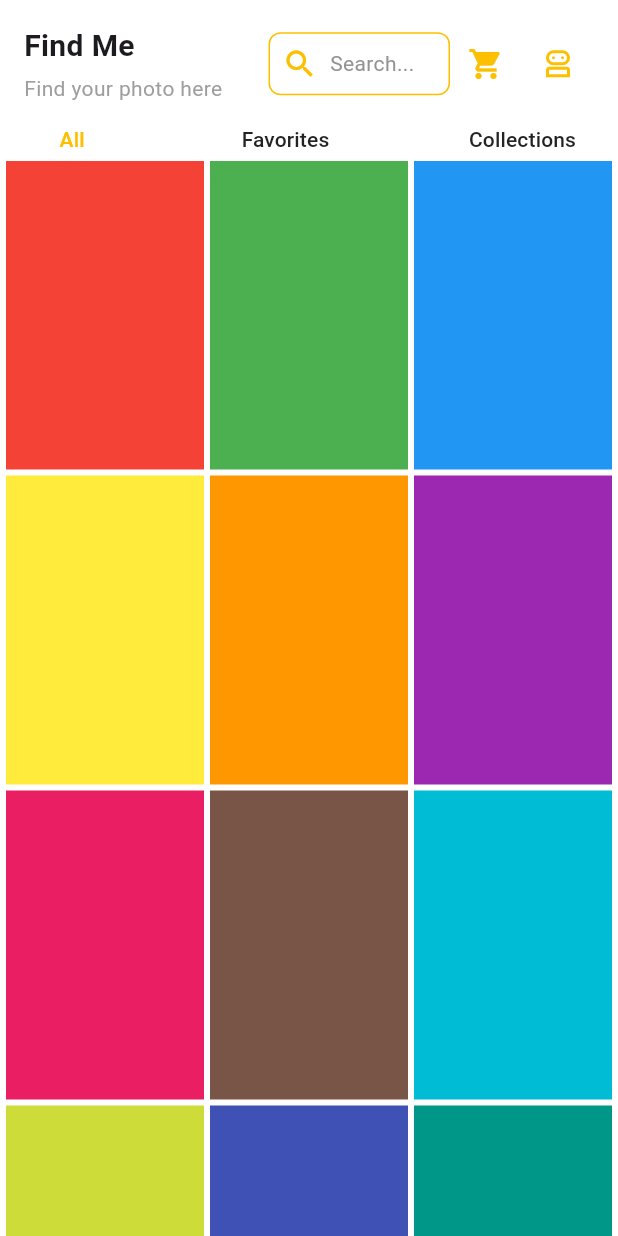
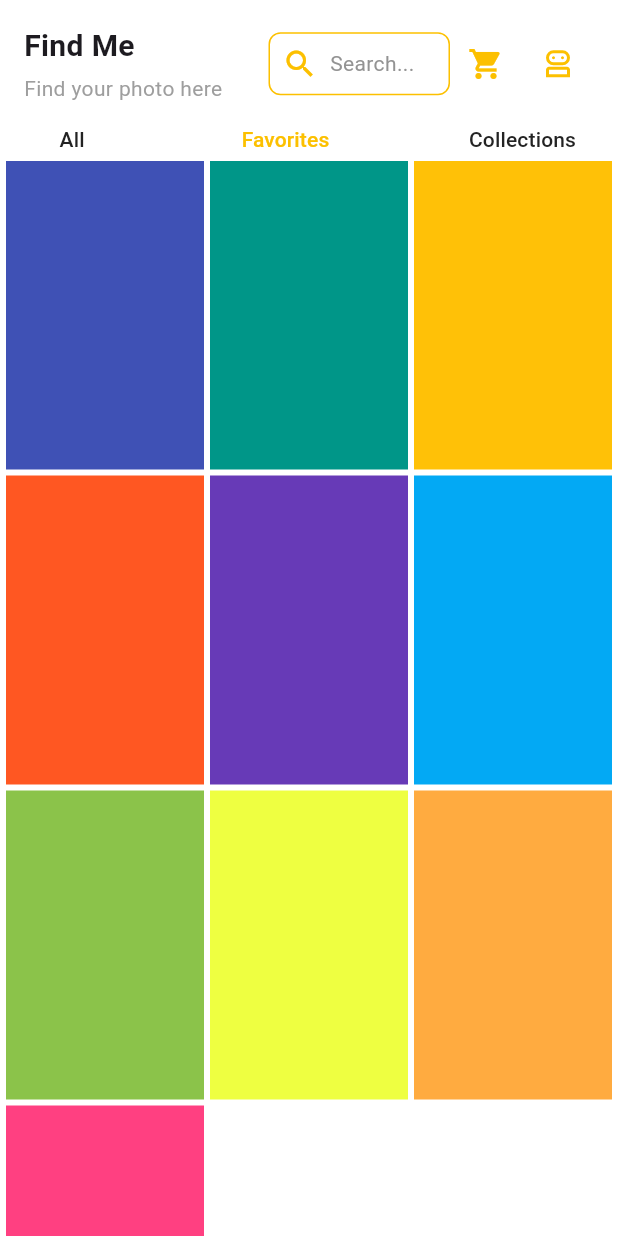
Before and after one commit to rezjaq/dis_app, a Flutter app: the FindMeScreen screen opened directly, after a tap on "Favorites", on a phone screen of 412 x 824 dp. Run offline on Flutter 3.47's test engine with Material 3 defaults, Android fonts, the light colour scheme and no system bars; our stand-ins replace camera, flutter_secure_storage, flutter_svg, get, get_storage, logger; accounts and stored records are empty.

Commit message:
feat: change parameter

```diff
--- a/lib/features/findme/screens/findme_screen.dart
+++ b/lib/features/findme/screens/findme_screen.dart
@@ -3,8 +3,21 @@ import 'package:dis_app/utils/constants/sizes.dart';
 import 'package:flutter/material.dart';
 import 'package:flutter_svg/svg.dart';
 
-class FindMeScreen extends StatelessWidget {
+class FindMeScreen extends StatefulWidget {
   const FindMeScreen({Key? key}) : super(key: key);
+
+  @override
+  _FindMeScreenState createState() => _FindMeScreenState();
+}
+
+class _FindMeScreenState extends State<FindMeScreen> {
+  int _selectedIndex = 0;
+
+  void _onButtonPressed(int index) {
+    setState(() {
+      _selectedIndex = index;
+    });
+  }
 
   @override
   Widget build(BuildContext context) {
@@ -17,6 +30,16 @@ class FindMeScreen extends StatelessWidget {
       Colors.purpleAccent, Colors.redAccent, Colors.tealAccent, Colors.yellowAccent, Colors.blueAccent,
       Colors.greenAccent, Colors.indigoAccent, Colors.cyanAccent, Colors.amberAccent, Colors.brown[300]!,
       Colors.grey, Colors.blueGrey, Colors.black,
+    ];
+
+    final List<Color> favoriteColors = [
+      Colors.indigo, Colors.teal, Colors.amber, Colors.deepOrange, Colors.deepPurple,
+      Colors.lightBlue, Colors.lightGreen, Colors.limeAccent, Colors.orangeAccent, Colors.pinkAccent,
+    ];
+
+    final List<Color> collectionColors = [
+      Colors.purpleAccent, Colors.redAccent, Colors.tealAccent, Colors.yellowAccent, Colors.blueAccent,
+      Colors.greenAccent, Colors.indigoAccent, Colors.cyanAccent, Colors.amberAccent, Colors.brown[300]!,
     ];
 
     return Scaffold(
@@ -113,9 +136,9 @@ class FindMeScreen extends StatelessWidget {
                       mainAxisAlignment: MainAxisAlignment.spaceBetween,
                       crossAxisAlignment: CrossAxisAlignment.center,
                       children: [
-                        TextButton(onPressed: () {}, child: Text("All", style: TextStyle(color: DisColors.primary))),
-                        TextButton(onPressed: () {}, child: Text("Favorites", style: TextStyle(color: DisColors.black))),
-                        TextButton(onPressed: () {}, child: Text("Collections", style: TextStyle(color: DisColors.black))),
+                        TextButton(onPressed: () => _onButtonPressed(0), child: Text("All", style: TextStyle(color: _selectedIndex == 0 ? DisColors.primary : DisColors.black))),
+                        TextButton(onPressed: () => _onButtonPressed(1) , child: Text("Favorites", style: TextStyle(color: _selectedIndex == 1 ? DisColors.primary : DisColors.black))),
+                        TextButton(onPressed: () => _onButtonPressed(2), child: Text("Collections", style: TextStyle(color: _selectedIndex == 2 ? DisColors.primary : DisColors.black))),
                       ],
                     ),
                   ],
@@ -136,10 +159,15 @@ class FindMeScreen extends StatelessWidget {
                       mainAxisSpacing: 4.0,
                       mainAxisExtent: MediaQuery.of(context).size.height * 0.25,
                     ),
-                    itemCount: colors.length,
+                    itemCount: _selectedIndex == 0 ? colors.length : _selectedIndex == 1 ? favoriteColors.length : collectionColors.length,
                     itemBuilder: (context, index) {
-                      return Container(
-                        color: colors[index],
+                      return GestureDetector(
+                        onTap: () {
+                          print('Color: ${_selectedIndex == 0 ? colors[index] : _selectedIndex == 1 ? favoriteColors[index] : collectionColors[index]}');
+                        },
+                        child: Container(
+                          color: _selectedIndex == 0 ? colors[index] : _selectedIndex == 1 ? favoriteColors[index] : collectionColors[index],
+                        ),
                       );
                     },
                   ),
--- a/lib/features/home_screen.dart
+++ b/lib/features/home_screen.dart
@@ -208,7 +208,7 @@ Widget _menuButton(IconData icon, String text, Color color) {
   return Column(
     crossAxisAlignment: CrossAxisAlignment.center,
     children: [
-      IconButton(onPressed: () {}, icon: Icon(icon, color: color)),
+      IconButton(onPressed: () {}, icon: Icon(icon, color: color, size: 32)),
       const SizedBox(height: 4),
       if (text == '') const SizedBox(height: 0) else Text(text, style: const TextStyle(color: Colors.white, fontSize: 12)),
     ],
```
